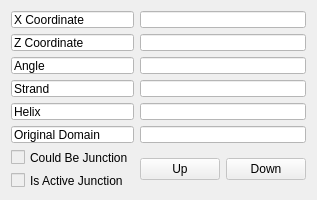
Before: the Qt Designer form ui/dialogs/informers/NEMid.ui in NATuG3/NATuG3, drawn with Qt 5.
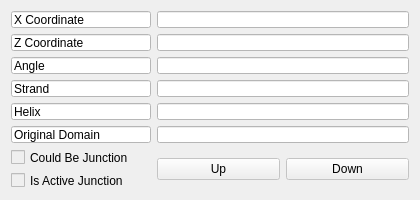
After: the same form once the commit is applied.

Commit message: Change width of informers

Patch:
```diff
--- a/ui/dialogs/informers/NEMid.ui
+++ b/ui/dialogs/informers/NEMid.ui
@@ -6,20 +6,20 @@
    <rect>
     <x>0</x>
     <y>0</y>
-    <width>241</width>
+    <width>420</width>
     <height>200</height>
    </rect>
   </property>
   <property name="minimumSize">
    <size>
-    <width>0</width>
+    <width>420</width>
     <height>200</height>
    </size>
   </property>
   <property name="maximumSize">
    <size>
-    <width>241</width>
-    <height>200</height>
+    <width>420</width>
+    <height>210</height>
    </size>
   </property>
   <property name="windowTitle">
@@ -103,6 +103,12 @@
      <property name="enabled">
       <bool>false</bool>
      </property>
+     <property name="maximumSize">
+      <size>
+       <width>140</width>
+       <height>16777215</height>
+      </size>
+     </property>
      <property name="styleSheet">
       <string notr="true">QLineEdit::disabled{
                             color: rgb(0, 0, 0);
@@ -123,6 +129,12 @@
      <property name="enabled">
       <bool>false</bool>
      </property>
+     <property name="maximumSize">
+      <size>
+       <width>140</width>
+       <height>16777215</height>
+      </size>
+     </property>
      <property name="styleSheet">
       <string notr="true">QLineEdit::disabled{
                             color: rgb(0, 0, 0);
@@ -143,6 +155,12 @@
      <property name="enabled">
       <bool>false</bool>
      </property>
+     <property name="maximumSize">
+      <size>
+       <width>140</width>
+       <height>16777215</height>
+      </size>
+     </property>
      <property name="styleSheet">
       <string notr="true">QLineEdit::disabled{
                             color: rgb(0, 0, 0);
@@ -163,6 +181,12 @@
      <property name="enabled">
       <bool>false</bool>
      </property>
+     <property name="maximumSize">
+      <size>
+       <width>140</width>
+       <height>16777215</height>
+      </size>
+     </property>
      <property name="styleSheet">
       <string notr="true">QLineEdit::disabled{
                             color: rgb(0, 0, 0);
@@ -217,6 +241,12 @@
      <property name="enabled">
       <bool>false</bool>
      </property>
+     <property name="maximumSize">
+      <size>
+       <width>140</width>
+       <height>16777215</height>
+      </size>
+     </property>
      <property name="styleSheet">
       <string notr="true">QLineEdit::disabled{
                             color: rgb(0, 0, 0);
@@ -296,6 +326,12 @@
      <property name="enabled">
       <bool>false</bool>
      </property>
+     <property name="maximumSize">
+      <size>
+       <width>140</width>
+       <height>16777215</height>
+      </size>
+     </property>
      <property name="styleSheet">
       <string notr="true">QLineEdit::disabled{
                             color: rgb(0, 0, 0);
```
The commit also changes 1 other file.
